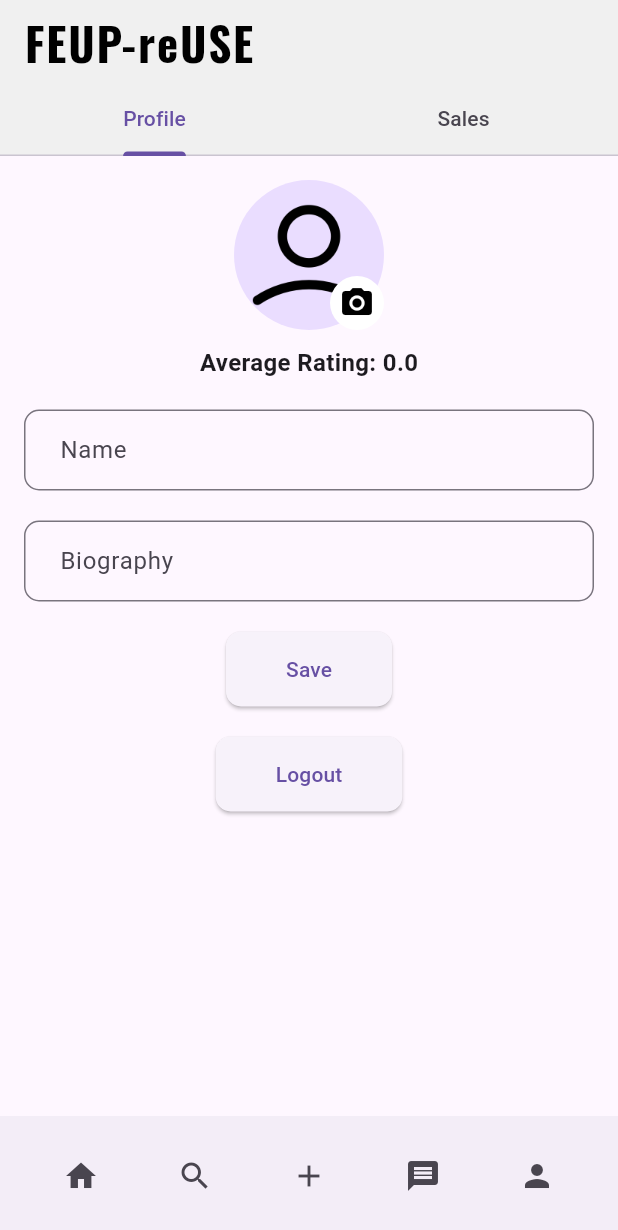
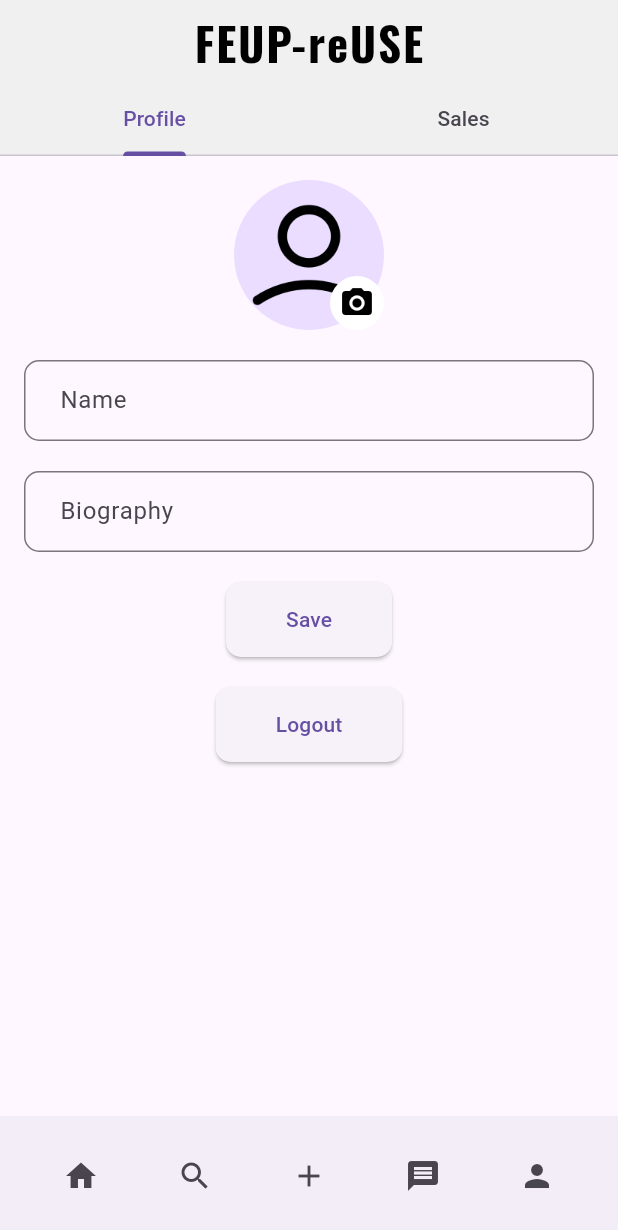
Before and after one commit to leonardomagalhaes21/feup-ESOF, a Flutter app: the MainScreen screen opened directly, after a tap on the "person" icon, on a phone screen of 412 x 824 dp. Shown: the top 1230 px of the screen. Run offline on Flutter 3.47's test engine with Material 3 defaults, Android fonts, the phone set to English and light mode, and no system bars; our stand-ins replace cloud_firestore, firebase_auth, firebase_core, flutter_rating_bar, google_fonts, image_picker and 1 more; accounts and stored records are empty; network calls fail.

Commit message:
changelog, readmesprint3, titles centered and rating deleted

```diff
--- a/app_code/lib/add_publication_screen.dart
+++ b/app_code/lib/add_publication_screen.dart
@@ -108,7 +108,8 @@ class _AddPublicationScreenState extends State<AddPublicationScreen> {
       appBar: AppBar(
         automaticallyImplyLeading: false,
         backgroundColor: const Color.fromRGBO(240, 240, 240, 1),
-        title: Text(
+        title: Center(
+          child: Text(
             "FEUP-reUSE",
             style: TextStyle(
               color: Colors.black,
@@ -116,6 +117,7 @@ class _AddPublicationScreenState extends State<AddPublicationScreen> {
               fontWeight: FontWeight.bold,
               letterSpacing: 1.2,
               fontFamily: GoogleFonts.oswald().fontFamily,
+            ),
           ),
         ),
       ),
--- a/app_code/lib/login_screen.dart
+++ b/app_code/lib/login_screen.dart
@@ -53,7 +53,8 @@ class LoginScreen extends StatelessWidget {
       appBar: AppBar(
         automaticallyImplyLeading: false,
         backgroundColor: const Color.fromRGBO(240, 240, 240, 1),
-        title: Text(
+        title: Center(
+          child: Text(
             "Login",
             style: TextStyle(
               color: Colors.black,
@@ -61,6 +62,7 @@ class LoginScreen extends StatelessWidget {
               fontWeight: FontWeight.bold,
               letterSpacing: 1.2,
               fontFamily: GoogleFonts.oswald().fontFamily,
+            ),
           ),
         ),
       ),
--- a/app_code/lib/main.dart
+++ b/app_code/lib/main.dart
@@ -89,7 +89,8 @@ class MainScreen extends StatelessWidget {
       appBar: AppBar(
         automaticallyImplyLeading: false,
         backgroundColor: const Color.fromRGBO(240, 240, 240, 1),
-        title: Text(
+        title: Center(
+          child: Text(
             "FEUP-reUSE",
             style: TextStyle(
               color: Colors.black,
@@ -97,6 +98,7 @@ class MainScreen extends StatelessWidget {
               fontWeight: FontWeight.bold,
               letterSpacing: 1.2,
               fontFamily: GoogleFonts.oswald().fontFamily,
+            ),
           ),
         ),
       ),
--- a/app_code/lib/message_screen.dart
+++ b/app_code/lib/message_screen.dart
@@ -134,7 +134,8 @@ void _filterConversations(String query) async {
       appBar: AppBar(
         automaticallyImplyLeading: false,
         backgroundColor: const Color.fromRGBO(240, 240, 240, 1),
-        title: Text(
+        title: Center(
+          child: Text(
             "FEUP-reUSE",
             style: TextStyle(
               color: Colors.black,
@@ -142,6 +143,7 @@ void _filterConversations(String query) async {
               fontWeight: FontWeight.bold,
               letterSpacing: 1.2,
               fontFamily: GoogleFonts.oswald().fontFamily,
+            ),
           ),
         ),
       ),
--- a/app_code/lib/other_profiles_screen.dart
+++ b/app_code/lib/other_profiles_screen.dart
@@ -162,7 +162,8 @@ class _OtherProfilesState extends State<OtherProfiles> {
       appBar: AppBar(
         automaticallyImplyLeading: false,
         backgroundColor: const Color.fromRGBO(240, 240, 240, 1),
-        title: Text(
+        title: Center(
+          child: Text(
             "FEUP-reUSE",
             style: TextStyle(
               color: Colors.black,
@@ -170,6 +171,7 @@ class _OtherProfilesState extends State<OtherProfiles> {
               fontWeight: FontWeight.bold,
               letterSpacing: 1.2,
               fontFamily: GoogleFonts.oswald().fontFamily,
+            ),
           ),
         ),
       ),
--- a/app_code/lib/profile_screen.dart
+++ b/app_code/lib/profile_screen.dart
@@ -28,7 +28,7 @@ class _ProfileScreenState extends State<ProfileScreen> with SingleTickerProvider
   final ImagePicker _imagePicker = ImagePicker();
   User? _currentUser;
   late Future<QuerySnapshot<Map<String, dynamic>>> _ratings;
-  double _rating = 0;
+
 
   @override
   void initState() {
@@ -65,15 +65,7 @@ class _ProfileScreenState extends State<ProfileScreen> with SingleTickerProvider
       });
       await loadUserProfile();
 
-      try {
-        final ratingsSnapshot = await _ratings;
-        final newRating = _calculateAverageRating(ratingsSnapshot);
-        setState(() {
-          _rating = newRating;
-        });
-      } catch (e) {
-        print('Error getting data: $e');
-      }
+
     }
   }
 
@@ -313,7 +305,8 @@ class _ProfileScreenState extends State<ProfileScreen> with SingleTickerProvider
       appBar: AppBar(
         automaticallyImplyLeading: false,
         backgroundColor: const Color.fromRGBO(240, 240, 240, 1),
-        title: Text(
+        title: Center(
+          child: Text(
             "FEUP-reUSE",
             style: TextStyle(
               color: Colors.black,
@@ -321,6 +314,7 @@ class _ProfileScreenState extends State<ProfileScreen> with SingleTickerProvider
               fontWeight: FontWeight.bold,
               letterSpacing: 1.2,
               fontFamily: GoogleFonts.oswald().fontFamily,
+            ),
           ),
         ),
         bottom: TabBar(
@@ -378,16 +372,8 @@ class _ProfileScreenState extends State<ProfileScreen> with SingleTickerProvider
                     ],
                   ),
                 ),
-                const SizedBox(height: 10),
-                Center(
-                  child: Text(
-                    'Average Rating: $_rating',
-                    style: const TextStyle(
-                      fontSize: 16,
-                      fontWeight: FontWeight.bold,
-                    ),
-                  ),
-                ),
+
+
                 const SizedBox(height: 20),
                 TextField(
                   controller: _nameController,
--- a/app_code/lib/register_screen.dart
+++ b/app_code/lib/register_screen.dart
@@ -79,7 +79,8 @@ class RegisterScreen extends StatelessWidget {
       appBar: AppBar(
         automaticallyImplyLeading: false,
         backgroundColor: const Color.fromRGBO(240, 240, 240, 1),
-        title: Text(
+        title: Center(
+          child: Text(
             "Register",
             style: TextStyle(
               color: Colors.black,
@@ -87,6 +88,7 @@ class RegisterScreen extends StatelessWidget {
               fontWeight: FontWeight.bold,
               letterSpacing: 1.2,
               fontFamily: GoogleFonts.oswald().fontFamily,
+            ),
           ),
         ),
       ),
--- a/app_code/lib/search_screen.dart
+++ b/app_code/lib/search_screen.dart
@@ -46,7 +46,8 @@ class _SearchScreenState extends State<SearchScreen> {
       appBar: AppBar(
         automaticallyImplyLeading: false,
         backgroundColor: const Color.fromRGBO(240, 240, 240, 1),
-        title: Text(
+        title: Center(
+          child: Text(
             "FEUP-reUSE",
             style: TextStyle(
               color: Colors.black,
@@ -54,6 +55,7 @@ class _SearchScreenState extends State<SearchScreen> {
               fontWeight: FontWeight.bold,
               letterSpacing: 1.2,
               fontFamily: GoogleFonts.oswald().fontFamily,
+            ),
           ),
         ),
       ),
```
Also changed, not shown: images/BacklogIteration3End.png (added), images/BacklogIteration3Start.png (added), 2 other files. Lines whose indentation alone changed are shown as unchanged.
